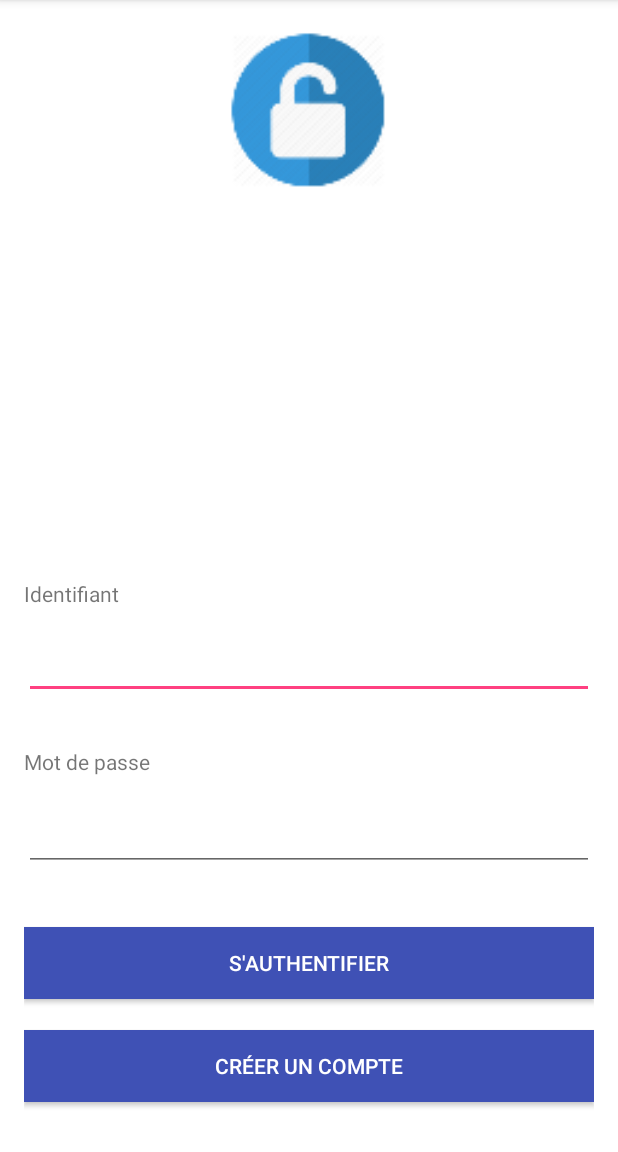
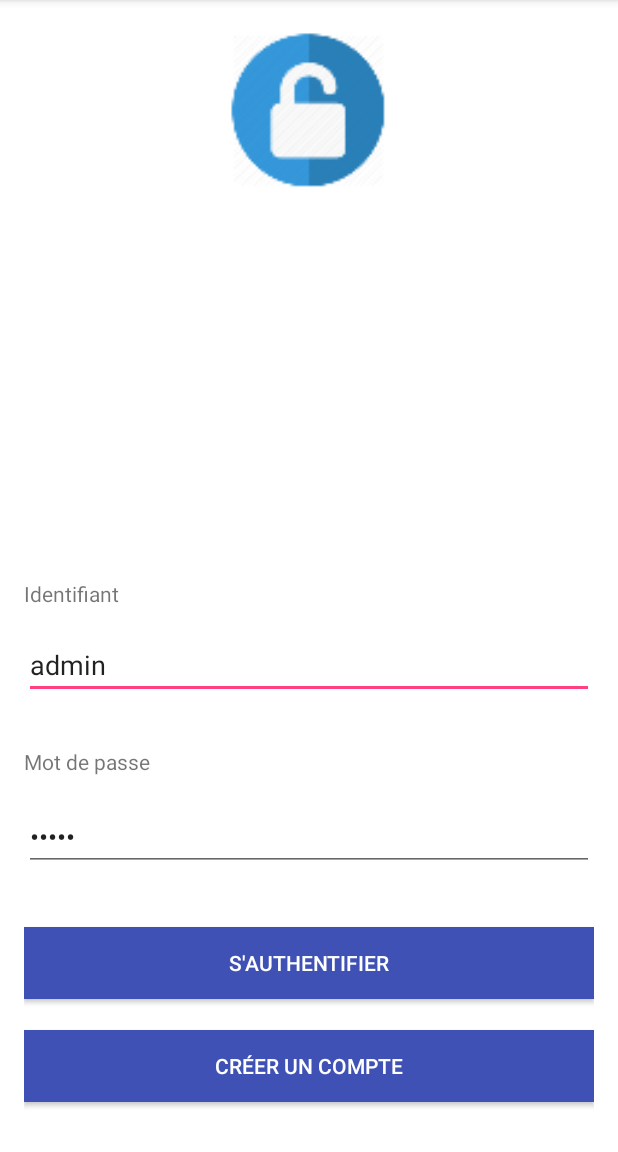
Before and after one commit to DamBel/NoelCommunity, an Android app: the screen it shows after launch (LoginActivity), on a phone screen of 412 x 824 dp, the part 84-1236 px from its top. Run offline under Robolectric (Android 15) with nearby library versions, the phone set to English and light mode, and no system bars.

Commit message:
login admin

```diff
--- a/app/src/main/AndroidManifest.xml
+++ b/app/src/main/AndroidManifest.xml
@@ -14,7 +14,7 @@
         android:label="@string/app_name"
         android:supportsRtl="true"
         android:theme="@style/AppTheme">
-        <activity android:name=".LoginActivity">
+        <activity android:name=".LoginActivity" android:configChanges="keyboardHidden|orientation|screenSize">
             <intent-filter>
                 <action android:name="android.intent.action.MAIN" />
 
--- a/app/src/main/java/iut/paci/noelcommunity/CreerCompteActivity.java
+++ b/app/src/main/java/iut/paci/noelcommunity/CreerCompteActivity.java
@@ -44,9 +44,9 @@ public class CreerCompteActivity extends AppCompatActivity {
                     Contact contact = new Contact(pseudo.getText().toString(), mdp.getText().toString());
                     Bundle bundle = new Bundle();
                     bundle.putSerializable("contact", contact);
-                    Toast.makeText(v.getContext(), "Création de compte réussie!", Toast.LENGTH_SHORT).show();
                     Intent intent = new Intent(CreerCompteActivity.this, LoginActivity.class);
                     intent.putExtras(bundle);
+                    Toast.makeText(v.getContext(), "Création de compte réussie!", Toast.LENGTH_SHORT).show();
                     startActivity(intent);
                 }
 
--- a/app/src/main/java/iut/paci/noelcommunity/LoginActivity.java
+++ b/app/src/main/java/iut/paci/noelcommunity/LoginActivity.java
@@ -13,6 +13,9 @@ import java.util.ArrayList;
 
 
 public class LoginActivity extends AppCompatActivity {
+
+    private final String nom_admin = "admin";
+    private final String mdp_admin = "admin";
 
     private ArrayList<Contact> listeContact = new ArrayList<Contact>();
 
@@ -35,6 +38,9 @@ public class LoginActivity extends AppCompatActivity {
         final EditText etId = (EditText) findViewById(R.id.editText);
         final EditText etMdp = (EditText) findViewById(R.id.editText2);
 
+        etId.setText("admin");
+        etMdp.setText("admin");
+
         monBouton.setOnClickListener(new View.OnClickListener(){
 
             public void onClick(View v) {
@@ -48,7 +54,7 @@ public class LoginActivity extends AppCompatActivity {
 
                     for (Contact c : listeContact){
 
-                        if (identifiant.equals(c.getNom()) && mdp.equals(c.getMdp())){
+                        if ((identifiant.equals(c.getNom()) && mdp.equals(c.getMdp())) || (identifiant.equals(nom_admin) && mdp.equals(mdp_admin))){
                             Toast.makeText(v.getContext(), "Connecté!", Toast.LENGTH_SHORT).show();
 
                             Contact personne = new Contact(identifiant, mdp);
--- a/app/src/main/res/layout-land/activity_login.xml
+++ b/app/src/main/res/layout-land/activity_login.xml
@@ -66,7 +66,7 @@
         android:layout_marginTop="25dp" />
 
     <Button
-        android:text="S'authentifier"
+        android:text="@string/bouton_connexion"
         android:layout_width="wrap_content"
         android:layout_height="wrap_content"
         android:id="@+id/button"
--- a/app/src/main/res/layout/my_dialog.xml
+++ b/app/src/main/res/layout/my_dialog.xml
@@ -10,8 +10,8 @@
 
     <ImageButton
         android:id="@+id/ImageBouton"
-        android:layout_width="100dp"
-        android:layout_height="100dp" />
+        android:layout_width="64dp"
+        android:layout_height="55dp" />
 
 
 </LinearLayout>
```
